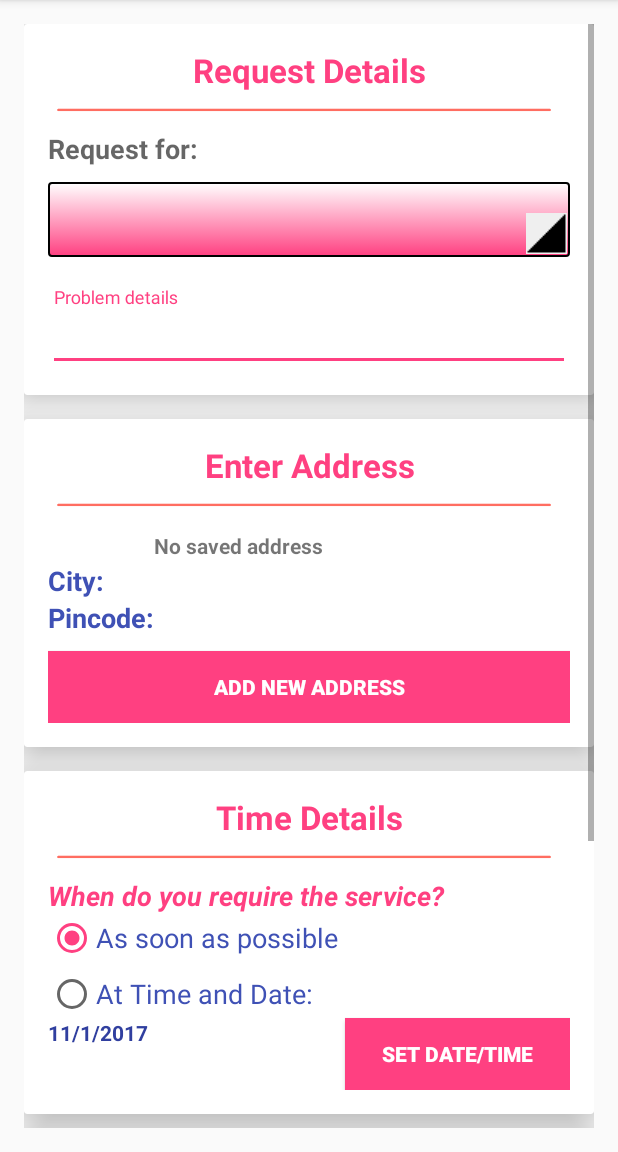
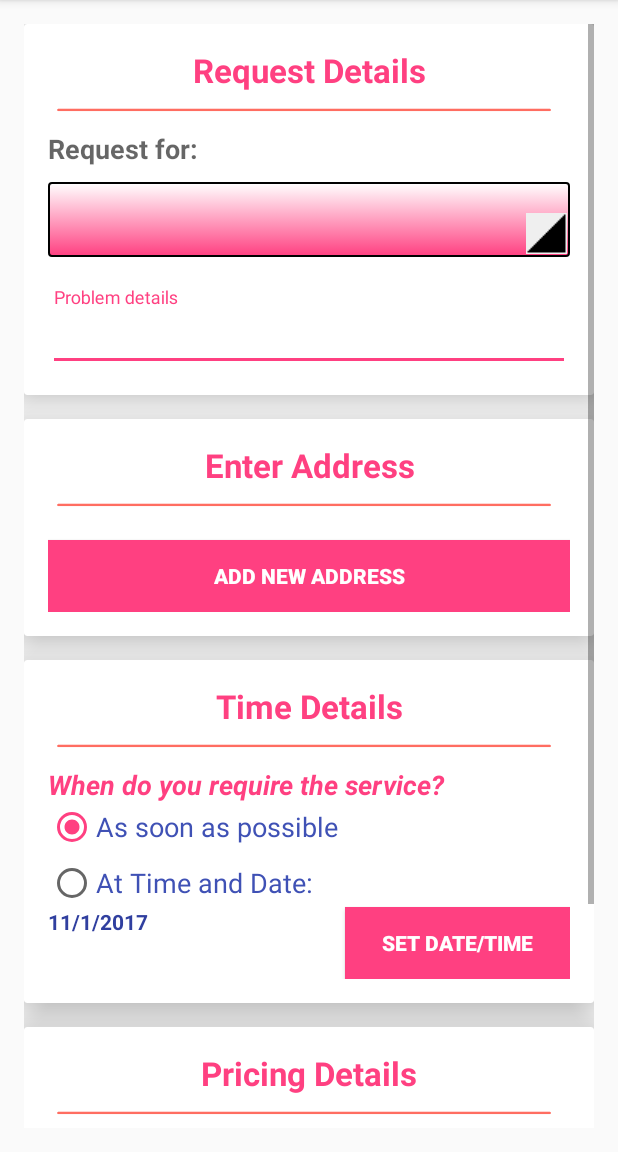
Before and after one commit to PinaSystems/ServiceBasketv2, an Android app: the NewRequestActivity screen opened directly, with no data from a screen before it, on a phone screen of 412 x 824 dp, the part 84-1236 px from its top. Run offline under Robolectric (Android 15) with nearby library versions, the phone set to English and light mode, and no system bars; our stand-ins replace AdMob, Volley; network calls fail; 2 statements that could not run were skipped.

Commit message:
Changes to some activities

```diff
--- a/app/src/main/java/com/pinasystems/servicebasketv2/NewRequestActivity.java
+++ b/app/src/main/java/com/pinasystems/servicebasketv2/NewRequestActivity.java
@@ -129,6 +129,8 @@ public class NewRequestActivity extends AppCompatActivity {
             tableLayoutaddress.setShrinkAllColumns(true);
             Toast.makeText(getApplicationContext(), "No saved Address", Toast.LENGTH_LONG).show();
             Button buttonaddaddress = (Button) findViewById(R.id.changeaddress);
+            TableLayout tableLayout = (TableLayout) findViewById(R.id.addresstable);
+            tableLayout.setVisibility(View.GONE);
             buttonaddaddress.setText(R.string.addaddress);
         }
     }
```
Also changed, not shown: 1 other file.
